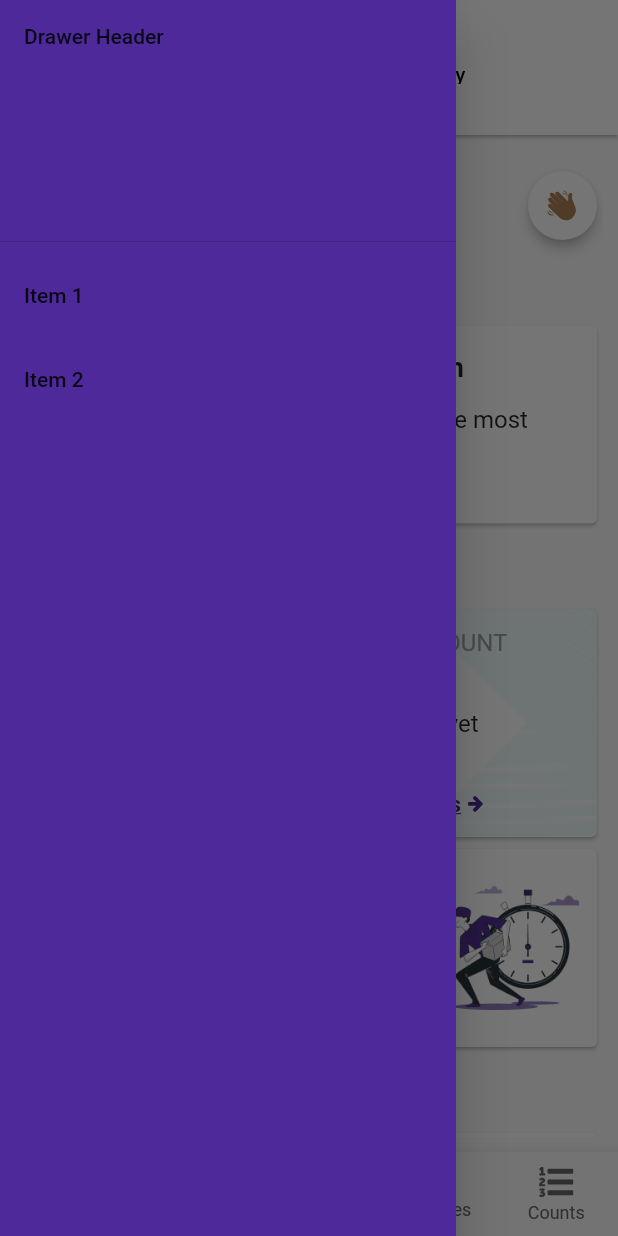
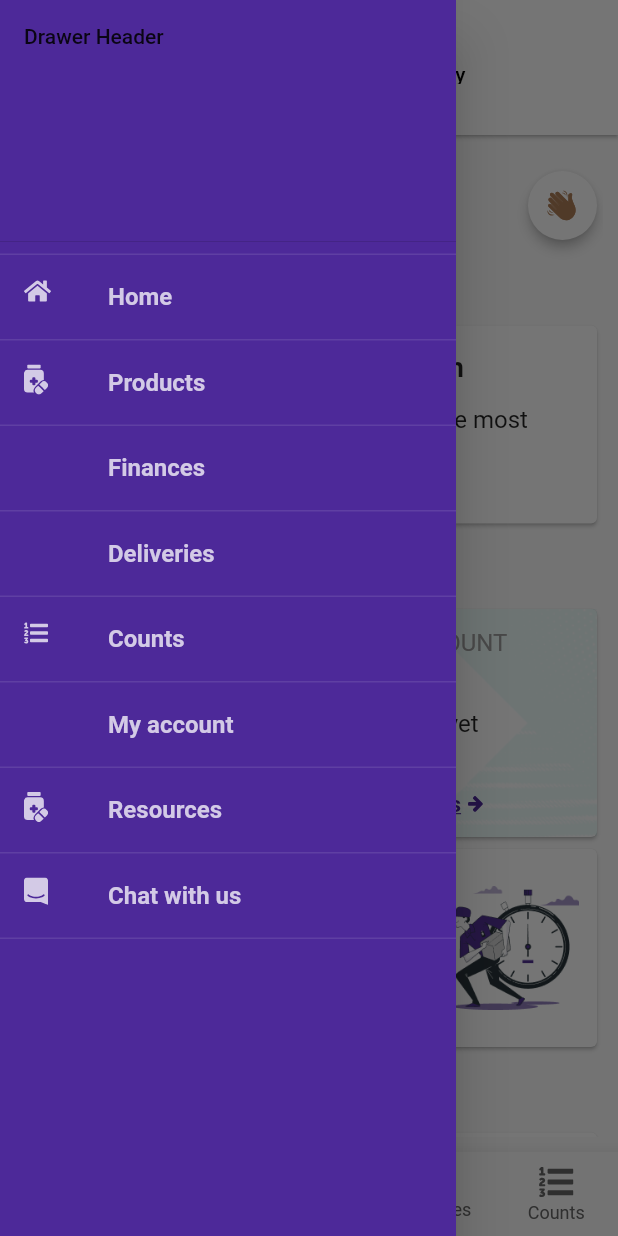
Before and after one commit to ngbede/shelflife, a Flutter app: the screen it shows after launch, with the side drawer open, on a phone screen of 412 x 824 dp. Run offline on Flutter 3.47's test engine with Material 2 defaults, Android fonts, the phone set to English and light mode, and no system bars; our stand-ins replace flutter_svg.

Commit message:
add menu icons

```diff
--- /dev/null
+++ b/lib/components/menu_item.dart
@@ -0,0 +1,50 @@
+import 'package:flutter/material.dart';
+import 'package:flutter_svg/flutter_svg.dart';
+import 'package:shelflife/utils/icons.dart';
+
+class MenuItem extends StatelessWidget {
+  final String imagepath;
+  final String title;
+  final double width;
+  final void Function()? function;
+  final bool? lastItem;
+  const MenuItem({
+    required this.imagepath,
+    required this.title,
+    required this.width,
+    required this.function,
+    this.lastItem = false,
+    Key? key,
+  }) : super(key: key);
+
+  @override
+  Widget build(BuildContext context) {
+    return Container(
+      decoration: BoxDecoration(
+        //    color: Colors.white,
+        border: Border(
+          top: const BorderSide(color: Color(0XFF5F3FA3)),
+          bottom: lastItem!
+              ? const BorderSide(color: Color(0XFF5F3FA3))
+              : BorderSide.none,
+        ),
+      ),
+      child: ListTile(
+        leading: SvgPicture.asset(
+          svgIcons[imagepath]!,
+          width: width,
+          color: const Color(0XFFD3CAE6),
+        ),
+        title: Text(
+          title,
+          style: const TextStyle(
+            fontWeight: FontWeight.bold,
+            fontSize: 16,
+            color: Color(0XFFD3CAE6),
+          ),
+        ),
+        onTap: function,
+      ),
+    );
+  }
+}
--- a/lib/layout.dart
+++ b/lib/layout.dart
@@ -2,6 +2,7 @@
 
 import 'package:flutter/material.dart';
 import 'package:shelflife/components/header_item.dart';
+import 'package:shelflife/components/menu_item.dart';
 import 'package:shelflife/views/counts/counts.dart';
 import 'package:shelflife/views/deliveries/deliveries.dart';
 import 'package:shelflife/views/finances/finances.dart';
@@ -137,23 +138,54 @@ class _LayoutState extends State<Layout> {
             const DrawerHeader(
               child: Text('Drawer Header'),
             ),
-            ListTile(
-              title: const Text('Item 1'),
-              onTap: () {
-                // Update the state of the app
-                // ...
-                // Then close the drawer
-                Navigator.pop(context);
-              },
+            MenuItem(
+              imagepath: "home",
+              title: "Home",
+              width: 18,
+              function: () {},
             ),
-            ListTile(
-              title: const Text('Item 2'),
-              onTap: () {
-                // Update the state of the app
-                // ...
-                // Then close the drawer
-                Navigator.pop(context);
-              },
+            MenuItem(
+              imagepath: "products",
+              title: "Products",
+              width: 16,
+              function: () {},
+            ),
+            MenuItem(
+              imagepath: "finances",
+              title: "Finances",
+              width: 16,
+              function: () {},
+            ),
+            MenuItem(
+              imagepath: "deliveries",
+              title: "Deliveries",
+              width: 18,
+              function: () {},
+            ),
+            MenuItem(
+              imagepath: "counts",
+              title: "Counts",
+              width: 16,
+              function: () {},
+            ),
+            MenuItem(
+              imagepath: "user",
+              title: "My account",
+              width: 16,
+              function: () {},
+            ),
+            MenuItem(
+              imagepath: "products",
+              title: "Resources",
+              width: 16,
+              function: () {},
+            ),
+            MenuItem(
+              imagepath: "intercom",
+              title: "Chat with us",
+              width: 16,
+              function: () {},
+              lastItem: true,
             ),
           ],
         ),
--- a/lib/utils/icons.dart
+++ b/lib/utils/icons.dart
@@ -23,4 +23,5 @@ const Map<String, String> svgIcons = {
   "new": "assets/icons/iconNew.svg",
   "checkMark": "assets/icons/circlecheckmark.svg",
   "close": "assets/icons/close.svg",
+  "user": "assets/icons/user.svg"
 };
```
Also changed, not shown: lib/components/select_product.dart (added, +90 -0 lines).
